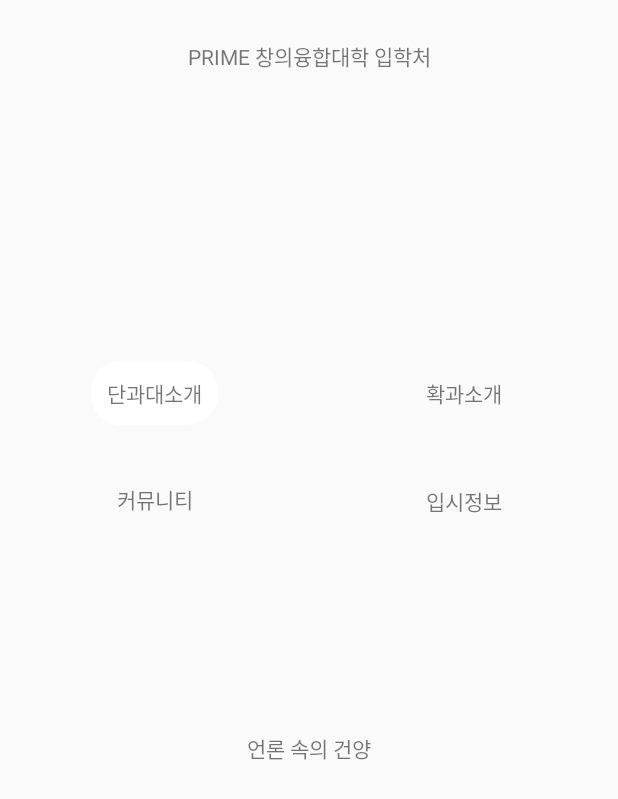
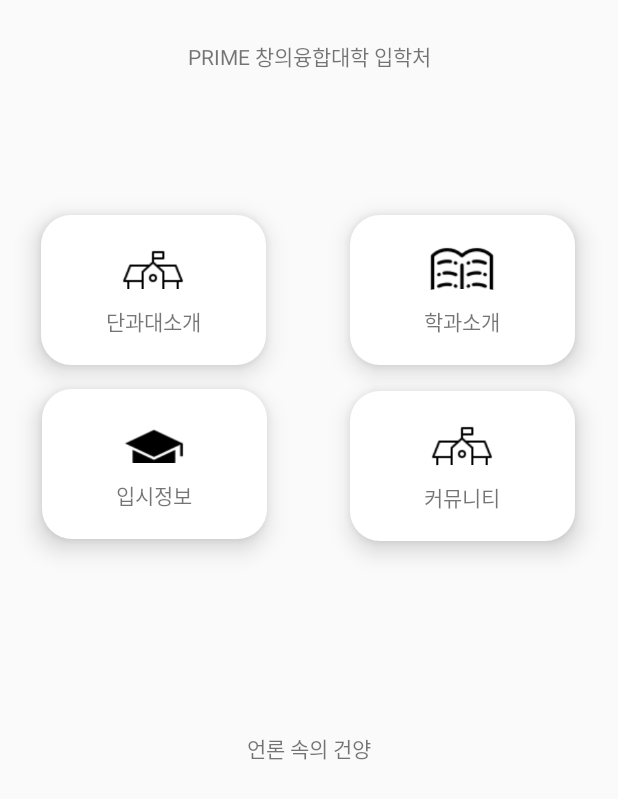
Before and after one commit to moonseokchoi-kr/KYapp, an Android app: the layout activity_main.xml on its own in the app's theme, with its tools: preview values and no code run, on a phone screen of 412 x 824 dp. Shown: the top 799 px of the screen. Run offline under Robolectric (Android 15) with nearby library versions, the light colour scheme and no system bars; network calls fail.

```diff
--- /dev/null
+++ b/app/src/main/java/com/CCU/kyapp/Adapdet.kt
@@ -0,0 +1,53 @@
+package com.CCU.kyapp
+
+import android.content.Intent
+import android.net.Uri
+import android.os.Bundle
+import android.util.Log
+import androidx.appcompat.app.AppCompatActivity
+import androidx.fragment.app.FragmentActivity
+import com.google.firebase.auth.FirebaseAuth
+import com.google.firebase.auth.FirebaseUser
+import com.google.firebase.storage.FirebaseStorage
+import com.google.firebase.storage.StorageReference
+import kotlinx.android.synthetic.main.activity_major.*
+import kotlinx.android.synthetic.main.activity_pdfview.*
+
+
+class Adapdet : AppCompatActivity() {
+    private val mStorageRef: StorageReference? = FirebaseStorage.getInstance().reference;
+    var url = ""
+    private val mAuth = FirebaseAuth.getInstance()
+    private val user : FirebaseUser? = mAuth.currentUser
+    override fun onCreate(savedInstanceState: Bundle?) {
+        super.onCreate(savedInstanceState)
+        val intent : Intent = Intent(this, LoadingActivity::class.java)
+        setContentView(R.layout.activity_major)
+        YouTubePlayerView_major.play("UTx1igNpTpk")
+        RelativeLayout_pdf.setOnClickListener {intent.putExtra("url" , url)
+            startActivity(intent)}
+    }
+
+    public override fun onStart() {
+        super.onStart()
+        if(user != null){
+           mStorageRef?.child("promote_pdf/prime_promote.pdf")?.downloadUrl
+               ?.addOnSuccessListener { url = it.toString()
+                   Log.d("PdfUri", "Uri : $url")
+               }
+               ?.addOnFailureListener{ Log.e("Error" , "URLDownload Failure:Firebase") }
+        }else{
+            signInAnonymously();
+        }
+    }
+    private fun signInAnonymously() {
+        mAuth.signInAnonymously()
+            .addOnSuccessListener(this) {
+                url =  mStorageRef?.child("promote_pdf/prime_promote.pdf")?.downloadUrl.toString()
+            }
+            .addOnFailureListener(
+                this
+            ) { exception -> Log.e("Login", "signInAnonymously:FAILURE", exception) }
+    }
+
+}
--- a/app/src/main/res/layout/activity_main.xml
+++ b/app/src/main/res/layout/activity_main.xml
@@ -5,78 +5,158 @@
     android:layout_width="match_parent"
     android:layout_height="match_parent"
     tools:context=".MainActivity">
+
     <TextView
+        android:id="@+id/textView"
         android:layout_width="wrap_content"
         android:layout_height="wrap_content"
         android:layout_marginTop="16dp"
         android:paddingTop="16px"
         android:text="PRIME 창의융합대학 입학처"
-        android:id="@+id/textView"
         app:layout_constraintEnd_toEndOf="parent"
         app:layout_constraintStart_toStartOf="parent"
-        app:layout_constraintTop_toTopOf="parent"
-        />
+        app:layout_constraintTop_toTopOf="parent" />
+
+
     <RelativeLayout
-        android:layout_width="wrap_content"
-        android:layout_height="wrap_content"
+        android:id="@+id/relativeLayout"
+        android:layout_width="150dp"
+        android:layout_height="100dp"
+        android:background="@drawable/btn_main"
+        android:elevation="10dp"
+        android:orientation="vertical"
+        app:layout_constraintBottom_toTopOf="@+id/guideline_btn_bot"
+        app:layout_constraintEnd_toStartOf="@+id/guideline_main"
+        app:layout_constraintHorizontal_bias="0.493"
+        app:layout_constraintStart_toStartOf="parent"
+        app:layout_constraintTop_toTopOf="@+id/guideline_btn_top"
+        app:layout_constraintVertical_bias="0.209"
+        app:layout_constraintVertical_weight="5">
+
+        <ImageView
+            android:id="@+id/imageView_school"
+            android:layout_width="60dp"
+            android:layout_height="60dp"
+            android:layout_centerInParent="true"
+            android:paddingBottom="16dp"
+            android:src="@drawable/iconfinder_School" />
+
+        <TextView
+            android:id="@+id/textView_school"
+            android:layout_width="wrap_content"
+            android:layout_height="wrap_content"
+            android:layout_alignParentBottom="true"
+            android:layout_centerInParent="true"
+            android:background="@drawable/btn_main"
+            android:padding="16px"
+            android:text="단과대소개" />
+
+    </RelativeLayout>
+
+    <RelativeLayout
+        android:id="@+id/relativeLayout2"
+        android:layout_width="150dp"
+        android:layout_height="100dp"
+        android:background="@drawable/btn_main"
+        android:elevation="10dp"
+        android:orientation="vertical"
+        app:layout_constraintBottom_toTopOf="@+id/guideline_btn_bot"
+        app:layout_constraintEnd_toEndOf="parent"
+        app:layout_constraintHorizontal_bias="0.489"
+        app:layout_constraintStart_toStartOf="@+id/guideline_main"
+        app:layout_constraintTop_toTopOf="@+id/guideline_btn_top"
+        app:layout_constraintVertical_bias="0.209"
+        app:layout_constraintVertical_weight="5">
+
+        <ImageView
+            android:id="@+id/imageView_major"
+            android:layout_width="60dp"
+            android:layout_height="60dp"
+            android:layout_centerInParent="true"
+            android:paddingBottom="16dp"
+            android:src="@drawable/iconfinder_copybook" />
+
+        <TextView
+            android:id="@+id/textView_major"
+            android:layout_width="wrap_content"
+            android:layout_height="wrap_content"
+            android:layout_alignParentBottom="true"
+            android:layout_centerInParent="true"
+            android:background="@drawable/btn_main"
+            android:padding="16px"
+            android:text="학과소개" />
+
+    </RelativeLayout>
+
+    <RelativeLayout
+        android:id="@+id/relativeLayout3"
+        android:layout_width="150dp"
+        android:layout_height="100dp"
+        android:background="@drawable/btn_main"
+        android:elevation="10dp"
+        android:orientation="vertical"
         app:layout_constraintBottom_toTopOf="@+id/guideline_btn_bot"
         app:layout_constraintEnd_toStartOf="@+id/guideline_main"
         app:layout_constraintStart_toStartOf="parent"
         app:layout_constraintTop_toTopOf="@+id/guideline_btn_top"
-        app:layout_constraintVertical_bias="0.395"
-        >
+        app:layout_constraintVertical_bias="0.993"
+        app:layout_constraintVertical_weight="5">
+
         <ImageView
+            android:id="@+id/imageView_admission"
+            android:layout_width="60dp"
+            android:layout_height="60dp"
+            android:layout_centerInParent="true"
+            android:paddingBottom="16dp"
+            android:src="@drawable/iconfinder_education" />
+
+        <TextView
+            android:id="@+id/textView_admission"
             android:layout_width="wrap_content"
             android:layout_height="wrap_content"
-            />
+            android:layout_alignParentBottom="true"
+            android:layout_centerInParent="true"
+            android:background="@drawable/btn_main"
+            android:padding="16px"
+            android:text="입시정보" />
+
+    </RelativeLayout>
+
+    <RelativeLayout
+        android:id="@+id/relativeLayout4"
+        android:layout_width="150dp"
+        android:layout_height="100dp"
+        android:background="@drawable/btn_main"
+        android:elevation="10dp"
+        android:orientation="vertical"
+        app:layout_constraintBottom_toTopOf="@+id/guideline_btn_bot"
+        app:layout_constraintEnd_toEndOf="parent"
+        app:layout_constraintHorizontal_bias="0.489"
+        app:layout_constraintStart_toStartOf="@+id/guideline_main"
+        app:layout_constraintTop_toTopOf="@+id/guideline_btn_top"
+        app:layout_constraintVertical_bias="1.0"
+        app:layout_constraintVertical_weight="5">
+
+        <ImageView
+            android:id="@+id/school_image"
+            android:layout_width="60dp"
+            android:layout_height="60dp"
+            android:layout_centerInParent="true"
+            android:paddingBottom="16dp"
+            android:src="@drawable/iconfinder_School" />
+
         <TextView
             android:id="@+id/textView3"
             android:layout_width="wrap_content"
             android:layout_height="wrap_content"
+            android:layout_alignBottom="@id/school_image"
+            android:layout_alignParentBottom="true"
+            android:layout_centerInParent="true"
             android:background="@drawable/btn_main"
             android:padding="16px"
-            android:text="단과대소개"
-             />
+            android:text="커뮤니티" />
 
     </RelativeLayout>
-
-
-
-    <TextView
-        android:id="@+id/textView4"
-        android:layout_width="wrap_content"
-        android:layout_height="wrap_content"
-        android:padding="16px"
-        android:text="확과소개"
-        app:layout_constraintBottom_toTopOf="@+id/guideline_btn_bot"
-        app:layout_constraintEnd_toEndOf="parent"
-        app:layout_constraintStart_toStartOf="@+id/guideline_main"
-        app:layout_constraintTop_toTopOf="@+id/guideline_btn_top"
-        app:layout_constraintVertical_bias="0.395" />
-
-    <TextView
-        android:id="@+id/textView5"
-        android:layout_width="wrap_content"
-        android:layout_height="wrap_content"
-        android:padding="16dp"
-        android:text="입시정보"
-        app:layout_constraintBottom_toTopOf="@+id/guideline_btn_bot"
-        app:layout_constraintEnd_toEndOf="parent"
-        app:layout_constraintStart_toStartOf="@+id/guideline_main"
-        app:layout_constraintTop_toTopOf="@+id/textView"
-        app:layout_constraintVertical_bias="1.0" />
-
-    <TextView
-        android:id="@+id/textView6"
-        android:layout_width="wrap_content"
-        android:layout_height="wrap_content"
-        android:padding="16dp"
-        android:text="커뮤니티"
-        app:layout_constraintBottom_toTopOf="@+id/guideline_btn_bot"
-        app:layout_constraintEnd_toStartOf="@+id/guideline_main"
-        app:layout_constraintStart_toStartOf="parent"
-        app:layout_constraintTop_toTopOf="@+id/textView"
-        app:layout_constraintVertical_bias="0.996" />
 
     <TextView
         android:id="@+id/textView2"
@@ -90,6 +170,20 @@
         app:layout_constraintStart_toStartOf="parent"
         app:layout_constraintTop_toTopOf="parent" />
 
+    <ImageView
+        android:id="@+id/imageView_journal"
+        android:layout_width="match_parent"
+        android:layout_height="wrap_content"
+        android:layout_marginLeft="16dp"
+        android:layout_marginRight="16dp"
+        android:layout_margin="16dp"
+        app:layout_constraintBottom_toBottomOf="parent"
+        app:layout_constraintEnd_toStartOf="@+id/guideline_main"
+        app:layout_constraintHorizontal_bias="0.458"
+        app:layout_constraintStart_toStartOf="@+id/guideline_main"
+        app:layout_constraintTop_toBottomOf="@+id/textView2"
+        app:layout_constraintVertical_bias="0.133" />
+
     <androidx.constraintlayout.widget.Guideline
         android:id="@+id/guideline_btn_bot"
         android:layout_width="wrap_content"
@@ -102,7 +196,7 @@
         android:layout_width="wrap_content"
         android:layout_height="wrap_content"
         android:orientation="horizontal"
-        app:layout_constraintGuide_begin="191dp" />
+        app:layout_constraintGuide_begin="113dp" />
 
     <androidx.constraintlayout.widget.Guideline
         android:id="@+id/guideline_main"
@@ -116,4 +210,5 @@
         app:layout_constraintStart_toStartOf="parent"
         app:layout_constraintTop_toTopOf="parent" />
 
+
 </androidx.constraintlayout.widget.ConstraintLayout>
```
